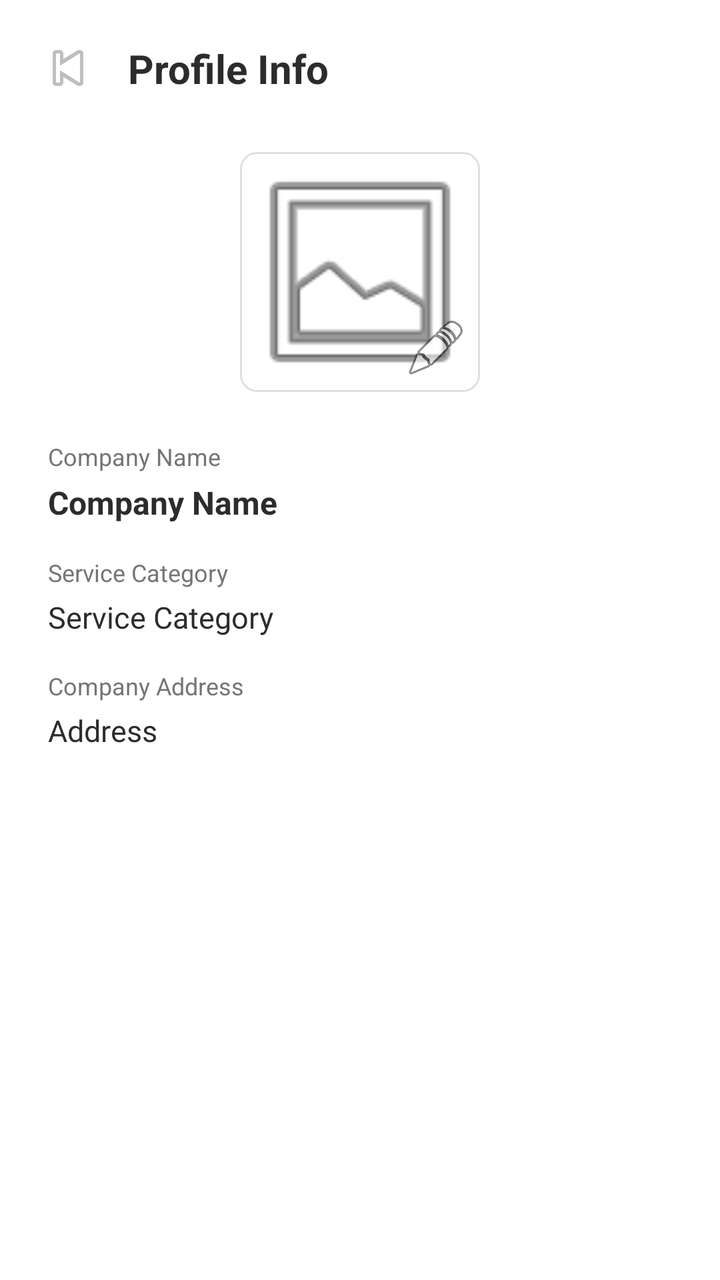
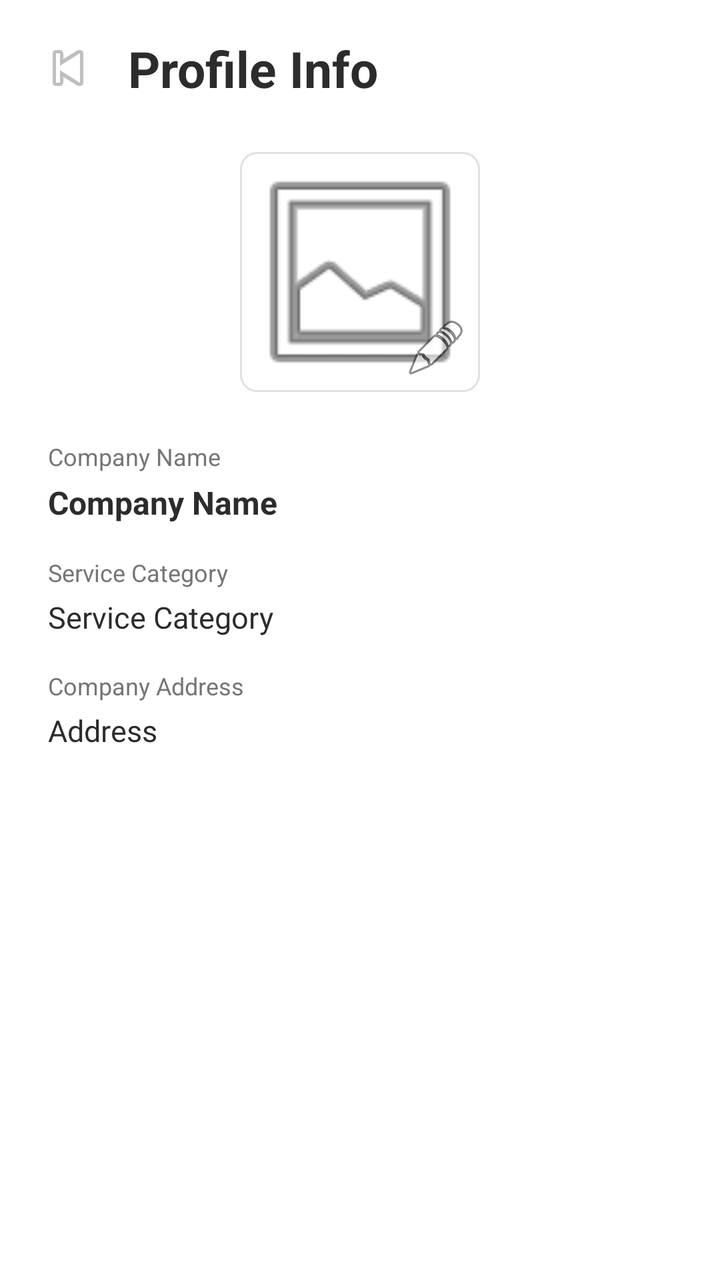

An Android layout rendered at two revisions. The XML below is the earlier revision; the diff shows what the commit changed to produce the second picture.
<!-- AndroidManifest.xml: application theme Theme.FixItFinderApp -->
<!-- res/layout/activity_provider_profile.xml -->
<?xml version="1.0" encoding="utf-8"?>
<androidx.constraintlayout.widget.ConstraintLayout
    xmlns:android="http://schemas.android.com/apk/res/android"
    xmlns:app="http://schemas.android.com/apk/res-auto"
    android:layout_width="match_parent"
    android:layout_height="match_parent"
    android:background="@android:color/white">

    <ImageButton
        android:id="@+id/btnBack"
        android:layout_width="36dp"
        android:layout_height="36dp"
        android:layout_marginStart="16dp"
        android:layout_marginTop="16dp"
        android:background="@android:color/transparent"
        android:contentDescription="Back"
        android:src="@android:drawable/ic_media_previous"
        app:layout_constraintStart_toStartOf="parent"
        app:layout_constraintTop_toTopOf="parent" />

    <TextView
        android:id="@+id/tvHeaderTitle"
        android:layout_width="0dp"
        android:layout_height="wrap_content"
        android:layout_marginStart="12dp"
        android:text="Profile Info"
        android:textColor="@color/color_text_dark"
        android:textSize="20sp"
        android:textStyle="bold"
        app:layout_constraintBottom_toBottomOf="@id/btnBack"
        app:layout_constraintEnd_toEndOf="parent"
        app:layout_constraintStart_toEndOf="@id/btnBack"
        app:layout_constraintTop_toTopOf="@id/btnBack" />

    <FrameLayout
        android:id="@+id/logoContainer"
        android:layout_width="120dp"
        android:layout_height="120dp"
        android:layout_marginTop="24dp"
        android:background="@drawable/bg_service_card"
        app:layout_constraintTop_toBottomOf="@id/btnBack"
        app:layout_constraintStart_toStartOf="parent"
        app:layout_constraintEnd_toEndOf="parent">

        <ImageView
            android:id="@+id/ivCompanyLogo"
            android:layout_width="match_parent"
            android:layout_height="match_parent"
            android:contentDescription="Company Logo"
            android:scaleType="centerCrop"
            android:src="@android:drawable/ic_menu_gallery" />

        <ImageButton
            android:id="@+id/btnChangeLogo"
            android:layout_width="32dp"
            android:layout_height="32dp"
            android:layout_gravity="bottom|end"
            android:layout_margin="6dp"
            android:background="@android:color/transparent"
            android:contentDescription="Change Logo"
            android:src="@android:drawable/ic_menu_edit" />
    </FrameLayout>

    <TextView
        android:id="@+id/tvCompanyNameLabel"
        android:layout_width="0dp"
        android:layout_height="wrap_content"
        android:layout_marginTop="24dp"
        android:layout_marginStart="24dp"
        android:layout_marginEnd="24dp"
        android:text="Company Name"
        android:textColor="@color/text_gray"
        android:textSize="12sp"
        app:layout_constraintTop_toBottomOf="@id/logoContainer"
        app:layout_constraintStart_toStartOf="parent"
        app:layout_constraintEnd_toEndOf="parent" />

    <TextView
        android:id="@+id/tvCompanyName"
        android:layout_width="0dp"
        android:layout_height="wrap_content"
        android:layout_marginTop="4dp"
        android:layout_marginStart="24dp"
        android:layout_marginEnd="24dp"
        android:text="Company Name"
        android:textColor="@color/color_text_dark"
        android:textSize="16sp"
        android:textStyle="bold"
        app:layout_constraintTop_toBottomOf="@id/tvCompanyNameLabel"
        app:layout_constraintStart_toStartOf="parent"
        app:layout_constraintEnd_toEndOf="parent" />

    <TextView
        android:id="@+id/tvServiceCategoryLabel"
        android:layout_width="0dp"
        android:layout_height="wrap_content"
        android:layout_marginTop="16dp"
        android:layout_marginStart="24dp"
        android:layout_marginEnd="24dp"
        android:text="Service Category"
        android:textColor="@color/text_gray"
        android:textSize="12sp"
        app:layout_constraintTop_toBottomOf="@id/tvCompanyName"
        app:layout_constraintStart_toStartOf="parent"
        app:layout_constraintEnd_toEndOf="parent" />

    <TextView
        android:id="@+id/tvServiceCategory"
        android:layout_width="0dp"
        android:layout_height="wrap_content"
        android:layout_marginTop="4dp"
        android:layout_marginStart="24dp"
        android:layout_marginEnd="24dp"
        android:text="Service Category"
        android:textColor="@color/color_text_dark"
        android:textSize="15sp"
        app:layout_constraintTop_toBottomOf="@id/tvServiceCategoryLabel"
        app:layout_constraintStart_toStartOf="parent"
        app:layout_constraintEnd_toEndOf="parent" />

    <TextView
        android:id="@+id/tvCompanyAddressLabel"
        android:layout_width="0dp"
        android:layout_height="wrap_content"
        android:layout_marginTop="16dp"
        android:layout_marginStart="24dp"
        android:layout_marginEnd="24dp"
        android:text="Company Address"
        android:textColor="@color/text_gray"
        android:textSize="12sp"
        app:layout_constraintTop_toBottomOf="@id/tvServiceCategory"
        app:layout_constraintStart_toStartOf="parent"
        app:layout_constraintEnd_toEndOf="parent" />

    <TextView
        android:id="@+id/tvCompanyAddress"
        android:layout_width="0dp"
        android:layout_height="wrap_content"
        android:layout_marginTop="4dp"
        android:layout_marginStart="24dp"
        android:layout_marginEnd="24dp"
        android:text="Address"
        android:textColor="@color/color_text_dark"
        android:textSize="15sp"
        app:layout_constraintTop_toBottomOf="@id/tvCompanyAddressLabel"
        app:layout_constraintStart_toStartOf="parent"
        app:layout_constraintEnd_toEndOf="parent" />

</androidx.constraintlayout.widget.ConstraintLayout>
<!-- resources referenced by this layout -->
<resources>
  <color name="color_text_dark">#2C2C2C</color>
  <color name="text_gray">#757575</color>
  <!-- drawable bg_service_card (drawable) -->
  <?xml version="1.0" encoding="utf-8"?>
  <shape xmlns:android="http://schemas.android.com/apk/res/android"
      android:shape="rectangle">
      <solid android:color="@android:color/white" />
      <stroke
          android:width="1dp"
          android:color="#E0E0E0" />
      <corners android:radius="8dp" />
  </shape>
  <style name="Theme.FixItFinderApp" parent="Base.Theme.FixItFinderApp" />
  <style name="Base.Theme.FixItFinderApp" parent="Theme.Material3.DayNight.NoActionBar">
          <item name="colorPrimary">@color/color_primary</item>
          <item name="colorSecondary">@color/color_secondary</item>
          <item name="colorSurface">@color/color_background</item>
          <item name="colorOnSurface">@color/color_text_dark</item>
          <item name="colorPrimaryContainer">@color/color_primary</item>
          <item name="colorOnPrimary">@color/color_background</item>
      </style>
  <color name="color_primary">#7B1113</color>
  <color name="color_secondary">#825037</color>
  <color name="color_background">#FFFFFF</color>
</resources>

<!-- the commit's change to res/layout/activity_provider_profile.xml (unified diff, before → after) -->
@@ -25,7 +25,7 @@
         android:layout_marginStart="12dp"
         android:text="Profile Info"
         android:textColor="@color/color_text_dark"
-        android:textSize="20sp"
+        android:textSize="25sp"
         android:textStyle="bold"
         app:layout_constraintBottom_toBottomOf="@id/btnBack"
         app:layout_constraintEnd_toEndOf="parent"
